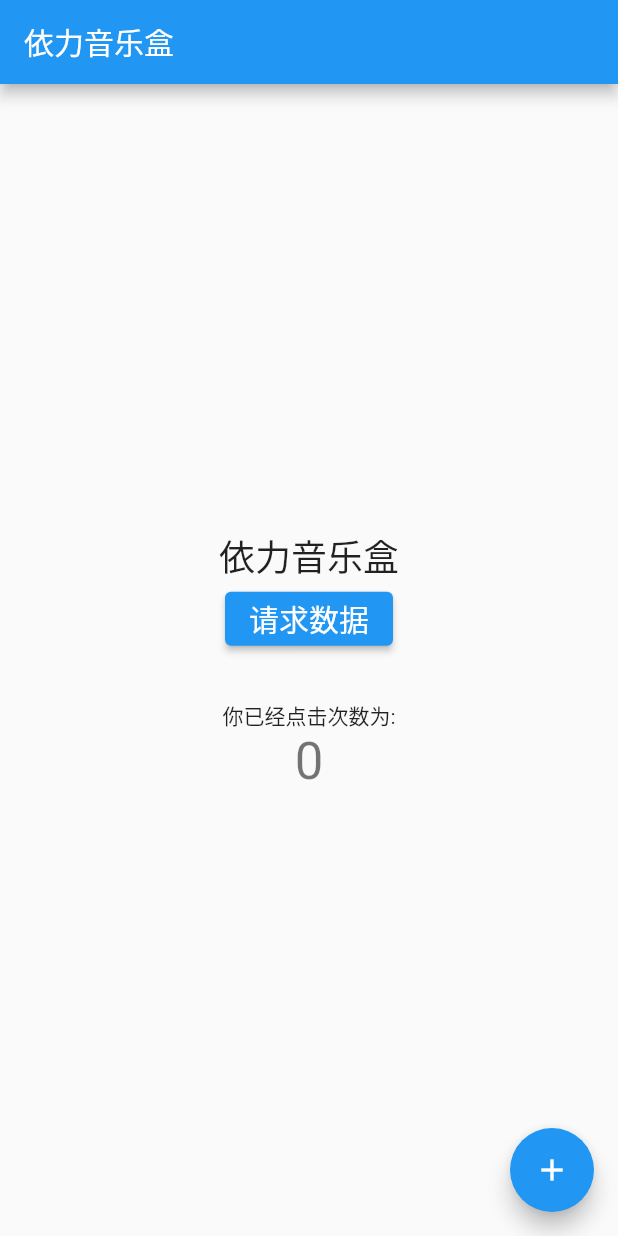
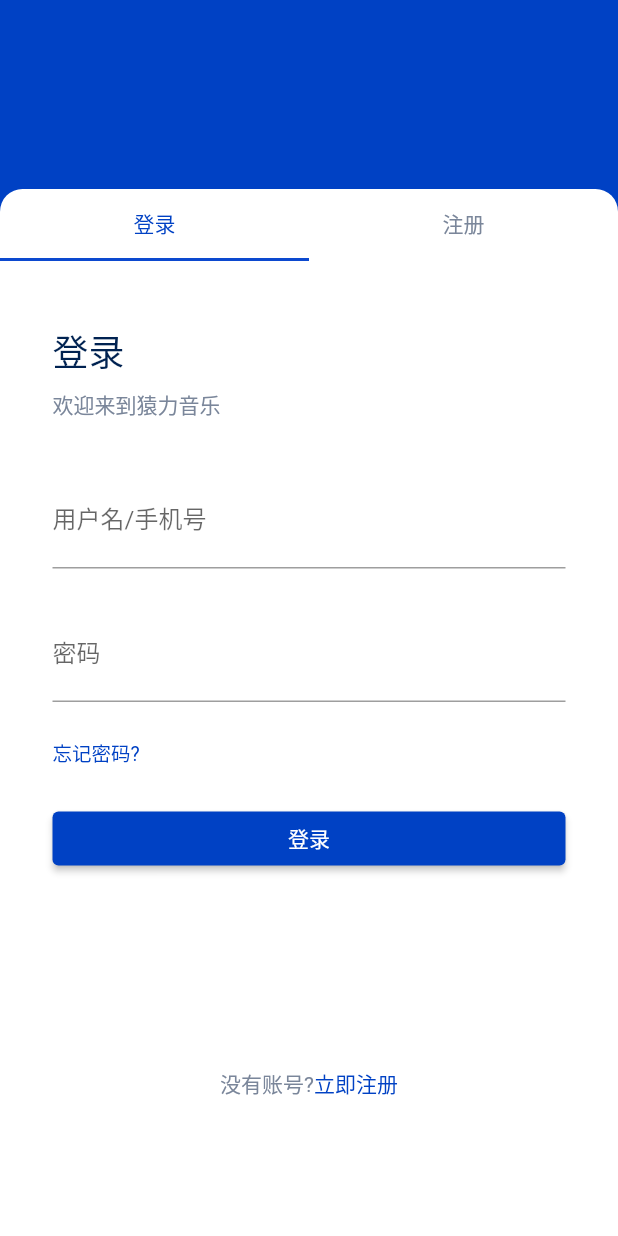
Before and after one commit to suzhongde/yili-music-app, a Flutter app: the screen it shows after launch, on a phone screen of 412 x 824 dp. Run offline on Flutter 3.47's test engine with Material 2 defaults, Android fonts, the phone set to English and light mode, and no system bars.

Commit message:
feat: 登录页面布局

```diff
--- a/lib/main.dart
+++ b/lib/main.dart
@@ -1,85 +1,30 @@
 import 'package:flutter/material.dart';
+import 'package:yili_music_app/pages/home.dart';
+import 'package:yili_music_app/pages/login.dart';
+import 'package:yili_music_app/theme.dart';
 
-import 'api/hello.dart';
 
 void main() {
-  runApp(const MyApp());
+  runApp(const YuanLiMusic());
 }
 
-class MyApp extends StatelessWidget {
-  const MyApp({Key? key}) : super(key: key);
+class YuanLiMusic extends StatelessWidget {
+
+  const YuanLiMusic({Key? key}) : super(key: key);
+
   @override
   Widget build(BuildContext context) {
     return MaterialApp(
-      title: 'Flutter Demo',
+      title: '猿力音乐',
       theme: ThemeData(
-        primarySwatch: Colors.blue,
+          primarySwatch: primary,
+          tabBarTheme: tabBarTheme
       ),
-      home: const MyHomePage(title: '依力音乐盒'),
+      initialRoute: '/login',
+      routes: {
+        '/': (context) => const Home(),
+        '/login': (context) => const Login()
+      },
     );
   }
 }
-
-class MyHomePage extends StatefulWidget {
-  const MyHomePage({Key? key, required this.title}) : super(key: key);
-  final String title;
-
-  @override
-  State<MyHomePage> createState() => _MyHomePageState();
-}
-
-class _MyHomePageState extends State<MyHomePage> {
-  int _counter = 0;
-
-  String message = '依力音乐盒';
-
-  void _incrementCounter() {
-    setState(() {
-      _counter++;
-    });
-  }
-
-  void _fetchData() {
-    sayHello().then((value) => {
-      setState((){ message = value; })
-    });
-  }
-
-  final ButtonStyle buttonStyle =
-  ElevatedButton.styleFrom(textStyle: const TextStyle(fontSize: 20));
-
-  @override
-  Widget build(BuildContext context) {
-    return Scaffold(
-      appBar: AppBar(
-        title: Text(widget.title),
-      ),
-      body: Center(
-        child: Column(
-          mainAxisAlignment: MainAxisAlignment.center,
-          children: <Widget>[
-            Text(message, style: Theme.of(context).textTheme.headline5),
-            ElevatedButton(
-              style: buttonStyle,
-              onPressed: _fetchData,
-              child: const Text('请求数据'),
-            ),
-            const SizedBox(height: 30),
-            const Text(
-              '你已经点击次数为:',
-            ),
-            Text(
-              '$_counter',
-              style: Theme.of(context).textTheme.headline4,
-            ),
-          ],
-        ),
-      ),
-      floatingActionButton: FloatingActionButton(
-        onPressed: _incrementCounter,
-        tooltip: 'Increment',
-        child: const Icon(Icons.add),
-      ), // This trailing comma makes auto-formatting nicer for build methods.
-    );
-  }
-}
--- /dev/null
+++ b/lib/pages/home.dart
@@ -0,0 +1,19 @@
+import 'package:flutter/material.dart';
+
+class Home extends StatelessWidget {
+  const Home({Key? key}) : super(key: key);
+
+  @override
+  Widget build(BuildContext context) {
+    return Scaffold(
+      body: Center(
+          child: ElevatedButton(
+            onPressed: () {
+              Navigator.pushNamed(context, '/login');
+            },
+            child: const Text("登录"),
+          )
+      ),
+    );
+  }
+}
--- /dev/null
+++ b/lib/pages/login.dart
@@ -0,0 +1,66 @@
+import 'package:flutter/material.dart';
+import 'package:yili_music_app/theme.dart';
+import 'package:yili_music_app/widget/login_form.dart';
+
+class Login extends StatefulWidget {
+  const Login({Key? key}) : super(key: key);
+
+  @override
+  State createState() => _LoginState();
+}
+
+class _LoginState extends State<Login> with TickerProviderStateMixin {
+  late TabController _tabController;
+
+  @override
+  void initState() {
+    super.initState();
+    _tabController = TabController(length: 2, vsync: this);
+  }
+
+  @override
+  Widget build(BuildContext context) {
+    return Scaffold(
+      body: Container(
+        color: primary,
+        padding: const EdgeInsets.only(top: 126),
+        width: MediaQuery.of(context).size.width,
+        height: MediaQuery.of(context).size.height,
+        child: Container(
+          decoration: const BoxDecoration(
+              color: Colors.white,
+              borderRadius: BorderRadius.only(
+                  topLeft: Radius.circular(15),
+                  topRight: Radius.circular(15)
+              )
+          ),
+          child: Column(
+            children: <Widget>[
+              TabBar(
+                  controller: _tabController,
+                  tabs: const <Widget>[
+                    Tab(text: "登录"),
+                    Tab(text: "注册")
+                  ]
+              ),
+              Flexible(
+                flex: 1,
+                child:
+                TabBarView(
+                  controller: _tabController,
+                  children: const <Widget> [
+                    LoginForm(),
+                    Center(child: Text("注册"),)
+                  ],
+                ),
+              )
+
+            ],
+          ),
+        ),
+      ),
+    );
+  }
+
+
+}
--- /dev/null
+++ b/lib/theme.dart
@@ -0,0 +1,27 @@
+import 'package:flutter/material.dart';
+
+
+const int _bluePrimaryValue = 0xFF0041C4;
+
+
+const MaterialColor primary = MaterialColor(
+  _bluePrimaryValue,
+  <int, Color>{
+    50: Color(0xFFE7E9F9),
+    100: Color(0xFFC2C8F1),
+    200: Color(0xFF98A4E7),
+    300: Color(0xFF6C81DE),
+    400: Color(0xFF4765D7),
+    500: Color(0xFF0C49CF),
+    600: Color(_bluePrimaryValue),
+    700: Color(0xFF0037B8),
+    800: Color(0xFF002CAD),
+    900: Color(0xFF00189A),
+  },
+);
+
+
+const TabBarTheme tabBarTheme = TabBarTheme(
+  labelColor: primary,
+  unselectedLabelColor: Color(0xFF7A869A),
+);
--- /dev/null
+++ b/lib/widget/login_form.dart
@@ -0,0 +1,108 @@
+import 'package:flutter/material.dart';
+import 'package:yili_music_app/theme.dart';
+
+class LoginForm extends StatefulWidget {
+  const LoginForm({Key? key}) : super(key: key);
+  @override
+  State<LoginForm> createState() => _loginFormState();
+}
+
+class _loginFormState extends State<LoginForm> {
+
+  @override
+  Widget build(BuildContext context) {
+    return Container(
+      padding: const EdgeInsets.only(
+          left: 35,
+          top: 42,
+          right: 35
+      ),
+      child: Column(
+        crossAxisAlignment: CrossAxisAlignment.start,
+        children: <Widget>[
+          const Text(
+            "登录",
+            style: TextStyle(
+                fontSize: 24,
+                color: Color(0xFF002251),
+                letterSpacing: 0,
+                fontWeight: FontWeight.w500
+            ),
+          ),
+          const SizedBox(height: 7),
+          const Text(
+            "欢迎来到猿力音乐",
+            style: TextStyle(
+                fontSize: 14,
+                color: Color(0xFF7A869A),
+                letterSpacing: 0,
+                fontWeight: FontWeight.w400
+            ),
+          ),
+          const SizedBox(height: 35,),
+          TextFormField(
+            decoration: const InputDecoration(
+              hintText: '请输入用户名/手机号',
+              labelText: '用户名/手机号',
+            ),
+            onSaved: (String? value) {
+              // This optional block of code can be used to run
+              // code when the user saves the form.
+            },
+            validator: (String? value) {
+              return (value != null && value.contains('@')) ? 'Do not use the @ char.' : null;
+            },
+          ),
+          const SizedBox(height: 25,),
+
+          TextFormField(
+            decoration: const InputDecoration(
+              hintText: '请输入密码',
+              labelText: '密码',
+            ),
+            onSaved: (String? value) {
+              // This optional block of code can be used to run
+              // code when the user saves the form.
+            },
+            validator: (String? value) {
+              return (value != null && value.contains('@')) ? 'Do not use the @ char.' : null;
+            },
+          ),
+          const SizedBox(height: 24),
+          const Text("忘记密码?",
+            style: TextStyle(
+                fontSize: 13,
+                color: primary
+            ),
+          ),
+          const SizedBox(height: 24),
+          FractionallySizedBox(
+            widthFactor: 1,
+            child: ElevatedButton(
+              onPressed: () {},
+              child: const Text("登录"),
+            ),
+          ),
+          const SizedBox(height: 129),
+          Row(
+            mainAxisAlignment: MainAxisAlignment.center,
+            children: const [
+              Text("没有账号?", style: TextStyle(
+                  color: Color(0xFF7A869A),
+                  fontSize: 14,
+                  letterSpacing: 0,
+                  fontWeight: FontWeight.w400
+              ),),
+              Text("立即注册", style: TextStyle(
+                  color: primary,
+                  fontSize: 14,
+                  letterSpacing: 0,
+                  fontWeight: FontWeight.w400
+              ),)
+            ],
+          )
+        ],
+      ),
+    );
+  }
+}
```
Also changed, not shown: 1 other file.
